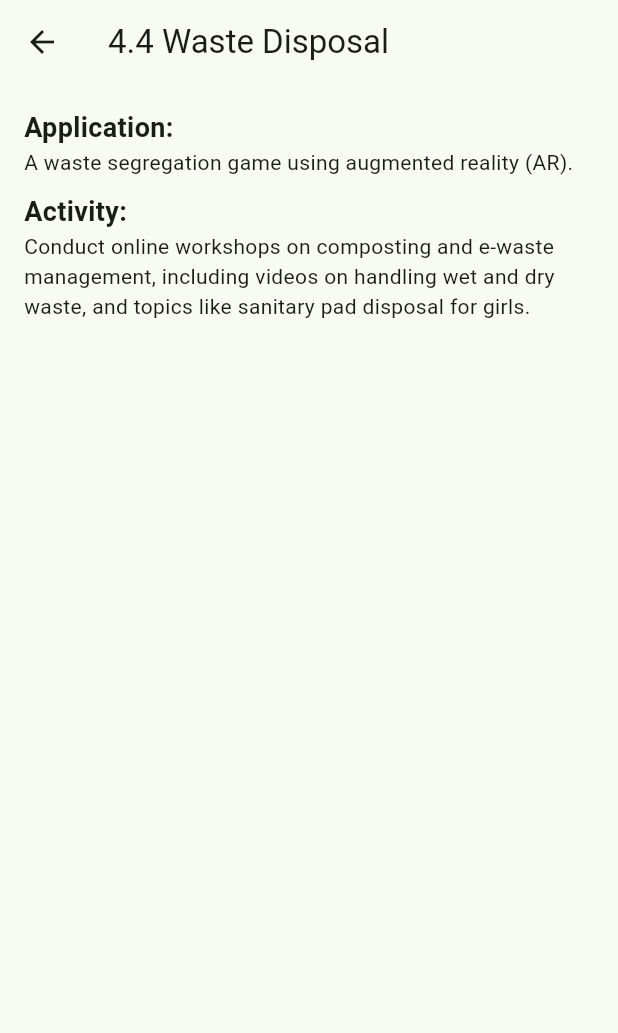
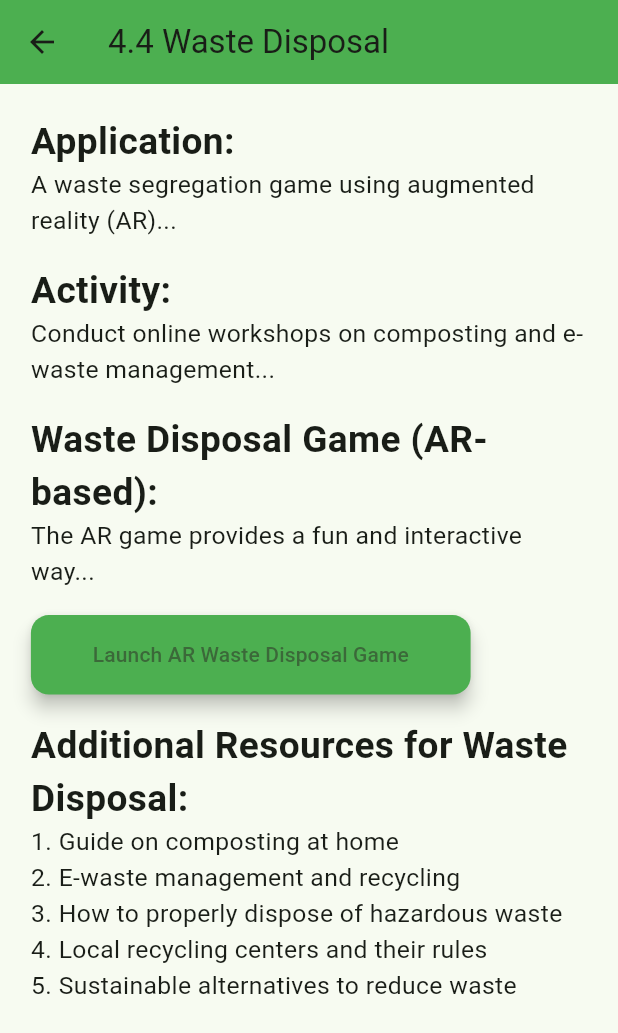
Before and after one commit to Sreys10/ngo_app2, a Flutter app: the WasteDisposalPage screen opened directly, on a phone screen of 412 x 824 dp. Shown: the top 1033 px of the screen. Run offline on Flutter 3.47's test engine with Material 3 defaults, Android fonts, the phone set to English and light mode, and no system bars.

Commit message:
waste updation

```diff
--- a/ngo_app/lib/waste_disposal_page.dart
+++ b/ngo_app/lib/waste_disposal_page.dart
@@ -5,26 +5,87 @@ class WasteDisposalPage extends StatelessWidget {
 
   @override
   Widget build(BuildContext context) {
+    double width = MediaQuery.of(context).size.width; // Get screen width
+    double height = MediaQuery.of(context).size.height; // Get screen height
+
     return Scaffold(
-      appBar: AppBar(title: const Text('4.4 Waste Disposal')),
+      appBar: AppBar(
+        title: const Text('4.4 Waste Disposal'),
+        backgroundColor: Colors.green,
+      ),
       body: Padding(
-        padding: const EdgeInsets.all(16.0),
+        padding: EdgeInsets.all(
+            width * 0.05), // Dynamic padding based on screen width
+        child: SingleChildScrollView(
+          // Ensures content is scrollable on smaller screens
           child: Column(
             crossAxisAlignment: CrossAxisAlignment.start,
             children: [
-            const Text(
+              Text(
                 'Application:',
-              style: TextStyle(fontSize: 18, fontWeight: FontWeight.bold),
+                style: TextStyle(
+                    fontSize: width * 0.06,
+                    fontWeight: FontWeight.bold), // Scalable text size
               ),
-            const Text('A waste segregation game using augmented reality (AR).'),
-            const SizedBox(height: 10),
-            const Text(
+              Text(
+                'A waste segregation game using augmented reality (AR)...',
+                style: TextStyle(fontSize: width * 0.04),
+              ),
+              SizedBox(height: height * 0.02), // Dynamic spacing
+              Text(
                 'Activity:',
-              style: TextStyle(fontSize: 18, fontWeight: FontWeight.bold),
+                style: TextStyle(
+                    fontSize: width * 0.06, fontWeight: FontWeight.bold),
               ),
-            const Text(
-                'Conduct online workshops on composting and e-waste management, including videos on handling wet and dry waste, and topics like sanitary pad disposal for girls.'),
+              Text(
+                'Conduct online workshops on composting and e-waste management...',
+                style: TextStyle(fontSize: width * 0.04),
+              ),
+              SizedBox(height: height * 0.02),
+              Text(
+                'Waste Disposal Game (AR-based):',
+                style: TextStyle(
+                    fontSize: width * 0.06, fontWeight: FontWeight.bold),
+              ),
+              Text(
+                'The AR game provides a fun and interactive way...',
+                style: TextStyle(fontSize: width * 0.04),
+              ),
+              SizedBox(height: height * 0.02),
+              ElevatedButton(
+                onPressed: () {
+                  // Show AR game or placeholder
+                  ScaffoldMessenger.of(context).showSnackBar(
+                    const SnackBar(content: Text('AR Game coming soon!')),
+                  );
+                },
+                child: const Text('Launch AR Waste Disposal Game'),
+                style: ElevatedButton.styleFrom(
+                  padding: EdgeInsets.symmetric(
+                      vertical: height * 0.02, horizontal: width * 0.1),
+                  backgroundColor: Colors.green,
+                  shape: RoundedRectangleBorder(
+                    borderRadius: BorderRadius.circular(12),
+                  ),
+                  elevation: 5,
+                ),
+              ),
+              SizedBox(height: height * 0.02),
+              Text(
+                'Additional Resources for Waste Disposal:',
+                style: TextStyle(
+                    fontSize: width * 0.06, fontWeight: FontWeight.bold),
+              ),
+              Text(
+                '1. Guide on composting at home\n'
+                '2. E-waste management and recycling\n'
+                '3. How to properly dispose of hazardous waste\n'
+                '4. Local recycling centers and their rules\n'
+                '5. Sustainable alternatives to reduce waste',
+                style: TextStyle(fontSize: width * 0.04),
+              ),
             ],
+          ),
         ),
       ),
     );
```
Also changed, not shown: 1 other file. Lines whose indentation alone changed are shown as unchanged.
